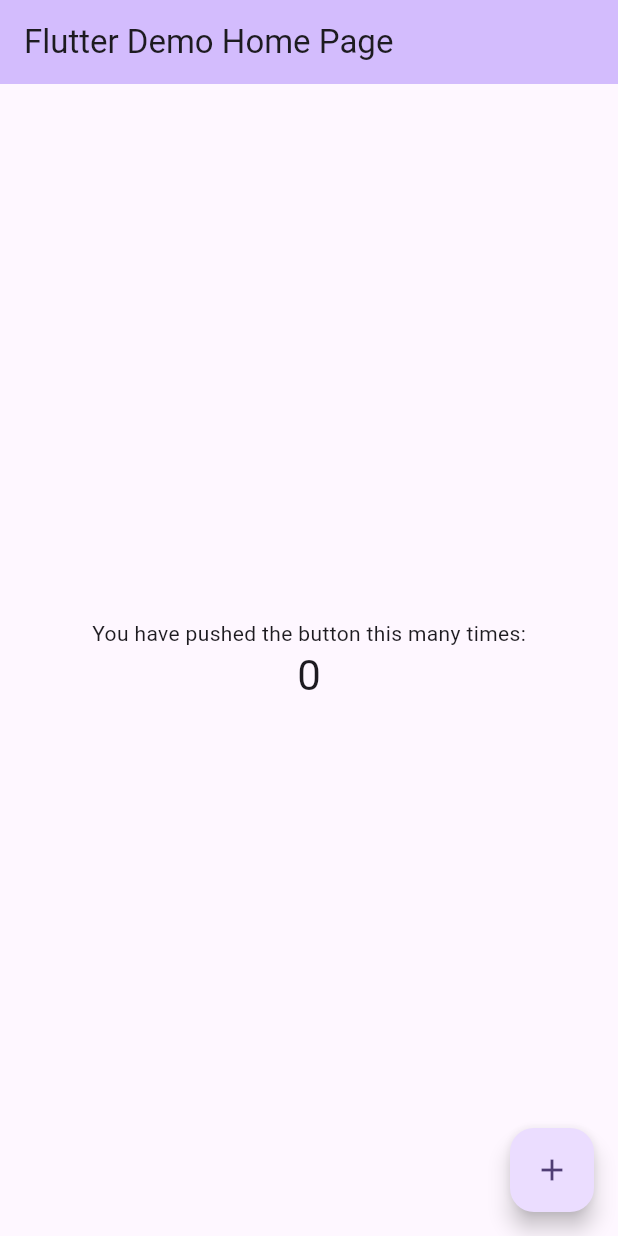
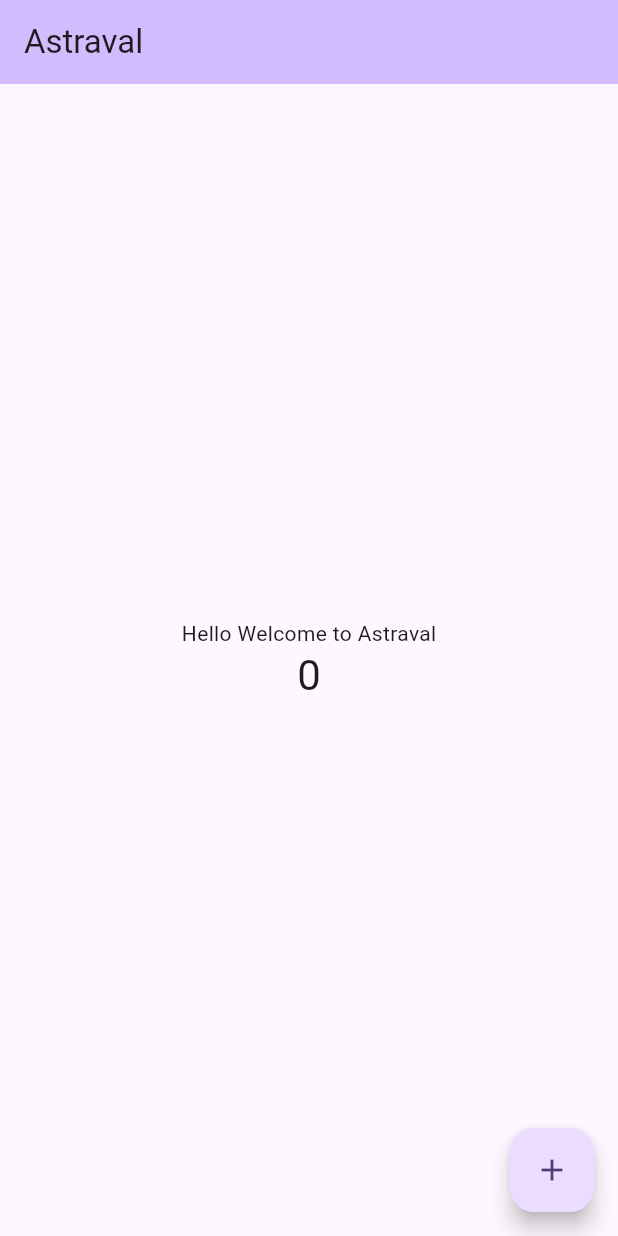
Before and after one commit to kkbughunter/SmartSocket, a Flutter app: the screen it shows after launch, on a phone screen of 412 x 824 dp. Run offline on Flutter 3.47's test engine with Material 3 defaults, Android fonts, the phone set to English and light mode, and no system bars.

Commit message:
iPhone 11 run success

```diff
--- a/ietcontrol/lib/main.dart
+++ b/ietcontrol/lib/main.dart
@@ -11,27 +11,13 @@
   @override
   Widget build(BuildContext context) {
     return MaterialApp(
-      title: 'Flutter Demo',
+      title: 'Astraval',
       theme: ThemeData(
-        // This is the theme of your application.
-        //
-        // TRY THIS: Try running your application with "flutter run". You'll see
-        // the application has a purple toolbar. Then, without quitting the app,
-        // try changing the seedColor in the colorScheme below to Colors.green
-        // and then invoke "hot reload" (save your changes or press the "hot
-        // reload" button in a Flutter-supported IDE, or press "r" if you used
-        // the command line to start the app).
-        //
-        // Notice that the counter didn't reset back to zero; the application
-        // state is not lost during the reload. To reset the state, use hot
-        // restart instead.
-        //
-        // This works for code too, not just values: Most code changes can be
-        // tested with just a hot reload.
+
         colorScheme: ColorScheme.fromSeed(seedColor: Colors.deepPurple),
         useMaterial3: true,
       ),
-      home: const MyHomePage(title: 'Flutter Demo Home Page'),
+      home: const MyHomePage(title: 'Astraval'),
     );
   }
 }
@@ -106,7 +92,7 @@
           mainAxisAlignment: MainAxisAlignment.center,
           children: <Widget>[
             const Text(
-              'You have pushed the button this many times:',
+              'Hello Welcome to Astraval',
             ),
             Text(
               '$_counter',
```
Also changed, not shown: ietcontrol/pubspec.lock, 8 other files.
